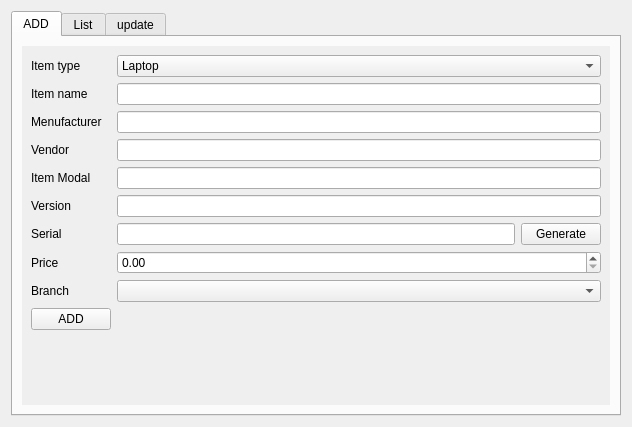
This is widgets/store.ui in abdulroufsidhu/bms as Qt 5 draws it before an edit. The edited form follows.
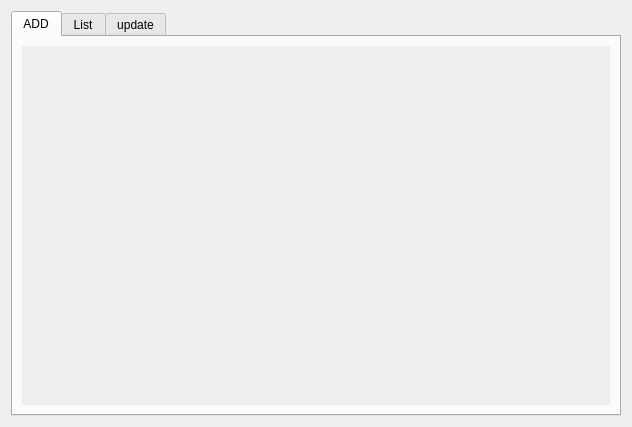
This is the edited form. The open tabs and pages were chosen to show the change. Icons and pictures are not drawn.

The edit to the form file:
```diff
--- a/widgets/store.ui
+++ b/widgets/store.ui
@@ -54,195 +54,7 @@
             <height>357</height>
            </rect>
           </property>
-          <layout class="QGridLayout" name="gridLayout_3">
-           <item row="0" column="0">
-            <layout class="QFormLayout" name="formLayout">
-             <item row="0" column="0">
-              <widget class="QLabel" name="label_5">
-               <property name="text">
-                <string>Item type</string>
-               </property>
-              </widget>
-             </item>
-             <item row="0" column="1">
-              <widget class="QComboBox" name="cb_item_type">
-               <item>
-                <property name="text">
-                 <string>Laptop</string>
-                </property>
-               </item>
-               <item>
-                <property name="text">
-                 <string>Mobile</string>
-                </property>
-               </item>
-               <item>
-                <property name="text">
-                 <string>Personal Computer</string>
-                </property>
-               </item>
-               <item>
-                <property name="text">
-                 <string>Accessory</string>
-                </property>
-               </item>
-              </widget>
-             </item>
-             <item row="1" column="0">
-              <widget class="QLabel" name="label_2">
-               <property name="text">
-                <string>Item name</string>
-               </property>
-              </widget>
-             </item>
-             <item row="1" column="1">
-              <widget class="QLineEdit" name="le_item_name"/>
-             </item>
-             <item row="2" column="0">
-              <widget class="QLabel" name="label_3">
-               <property name="text">
-                <string>Menufacturer</string>
-               </property>
-              </widget>
-             </item>
-             <item row="2" column="1">
-              <widget class="QLineEdit" name="le_manufecturer"/>
-             </item>
-             <item row="3" column="0">
-              <widget class="QLabel" name="label_8">
-               <property name="text">
-                <string>Vendor</string>
-               </property>
-              </widget>
-             </item>
-             <item row="3" column="1">
-              <widget class="QLineEdit" name="le_vendor"/>
-             </item>
-             <item row="4" column="0">
-              <widget class="QLabel" name="label_4">
-               <property name="text">
-                <string>Item Modal</string>
-               </property>
-              </widget>
-             </item>
-             <item row="4" column="1">
-              <widget class="QLineEdit" name="le_modal"/>
-             </item>
-             <item row="5" column="0">
-              <widget class="QLabel" name="label_9">
-               <property name="text">
-                <string>Version</string>
-               </property>
-              </widget>
-             </item>
-             <item row="5" column="1">
-              <widget class="QLineEdit" name="le_version"/>
-             </item>
-             <item row="6" column="0">
-              <widget class="QLabel" name="label_6">
-               <property name="text">
-                <string>Serial</string>
-               </property>
-              </widget>
-             </item>
-             <item row="6" column="1">
-              <layout class="QHBoxLayout" name="horizontalLayout">
-               <item>
-                <widget class="QLineEdit" name="le_serial"/>
-               </item>
-               <item>
-                <widget class="QPushButton" name="btn_generate_uuid">
-                 <property name="text">
-                  <string>Generate</string>
-                 </property>
-                </widget>
-               </item>
-              </layout>
-             </item>
-             <item row="7" column="0">
-              <widget class="QLabel" name="label_7">
-               <property name="text">
-                <string>Price</string>
-               </property>
-              </widget>
-             </item>
-             <item row="7" column="1">
-              <widget class="QDoubleSpinBox" name="sb_price">
-               <property name="maximum">
-                <double>1000000000000000013287555072.000000000000000</double>
-               </property>
-              </widget>
-             </item>
-             <item row="8" column="0">
-              <widget class="QLabel" name="label">
-               <property name="frameShape">
-                <enum>QFrame::NoFrame</enum>
-               </property>
-               <property name="frameShadow">
-                <enum>QFrame::Plain</enum>
-               </property>
-               <property name="text">
-                <string>Branch</string>
-               </property>
-              </widget>
-             </item>
-             <item row="8" column="1">
-              <widget class="QComboBox" name="cb_add_item_branch"/>
-             </item>
-             <item row="10" column="0">
-              <widget class="Line" name="line">
-               <property name="orientation">
-                <enum>Qt::Horizontal</enum>
-               </property>
-              </widget>
-             </item>
-             <item row="9" column="0">
-              <widget class="QPushButton" name="btn_add_inventory">
-               <property name="sizePolicy">
-                <sizepolicy hsizetype="Preferred" vsizetype="Preferred">
-                 <horstretch>0</horstretch>
-                 <verstretch>0</verstretch>
-                </sizepolicy>
-               </property>
-               <property name="maximumSize">
-                <size>
-                 <width>16777215</width>
-                 <height>16777215</height>
-                </size>
-               </property>
-               <property name="baseSize">
-                <size>
-                 <width>0</width>
-                 <height>0</height>
-                </size>
-               </property>
-               <property name="cursor">
-                <cursorShape>PointingHandCursor</cursorShape>
-               </property>
-               <property name="autoFillBackground">
-                <bool>false</bool>
-               </property>
-               <property name="styleSheet">
-                <string notr="true"/>
-               </property>
-               <property name="text">
-                <string>ADD</string>
-               </property>
-               <property name="icon">
-                <iconset theme="add">
-                 <normaloff>.</normaloff>.</iconset>
-               </property>
-               <property name="iconSize">
-                <size>
-                 <width>16</width>
-                 <height>16</height>
-                </size>
-               </property>
-              </widget>
-             </item>
-            </layout>
-           </item>
-          </layout>
+          <layout class="QGridLayout" name="gridLayout_3"/>
          </widget>
         </widget>
        </item>
```
Left out of the diff: 79 changed lines with no effect on the pictures.
